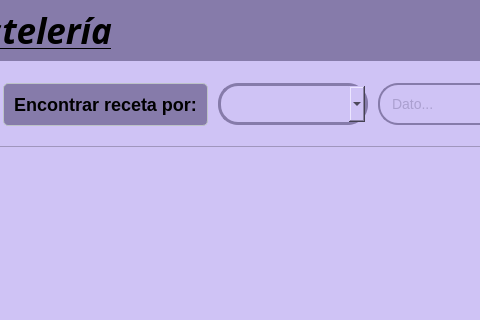
Above: app/view/ui/recetaView.ui from ErickSanat/POS-PythonQt before the change; both pictures show x 323 to 803 and y 0 to 320 of the 1200 by 691 pixel window. Below: the same form after it.
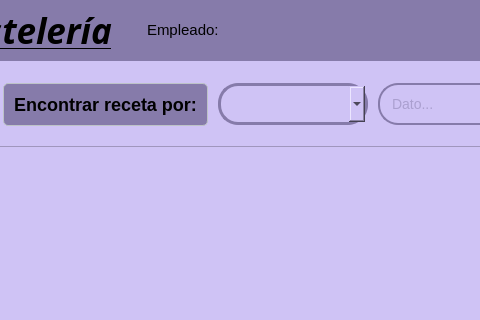
That is the form after the change. Icons and pictures are not drawn.

Commit message: update: label de quien esta iniciado

Patch:
```diff
--- a/app/view/ui/recetaView.ui
+++ b/app/view/ui/recetaView.ui
@@ -647,6 +647,29 @@
       </size>
      </property>
     </widget>
+    <widget class="QLabel" name="labelEmpleado">
+     <property name="geometry">
+      <rect>
+       <x>470</x>
+       <y>0</y>
+       <width>186</width>
+       <height>59</height>
+      </rect>
+     </property>
+     <property name="font">
+      <font>
+       <pointsize>11</pointsize>
+      </font>
+     </property>
+     <property name="styleSheet">
+      <string notr="true">color: #00000;
+font-size: 14px;
+color: rgb(134, 123, 170);</string>
+     </property>
+     <property name="text">
+      <string>Empleado:</string>
+     </property>
+    </widget>
    </widget>
   </widget>
   <widget class="QFrame" name="frameFlotante">
```
The commit also changes 19 other files.
